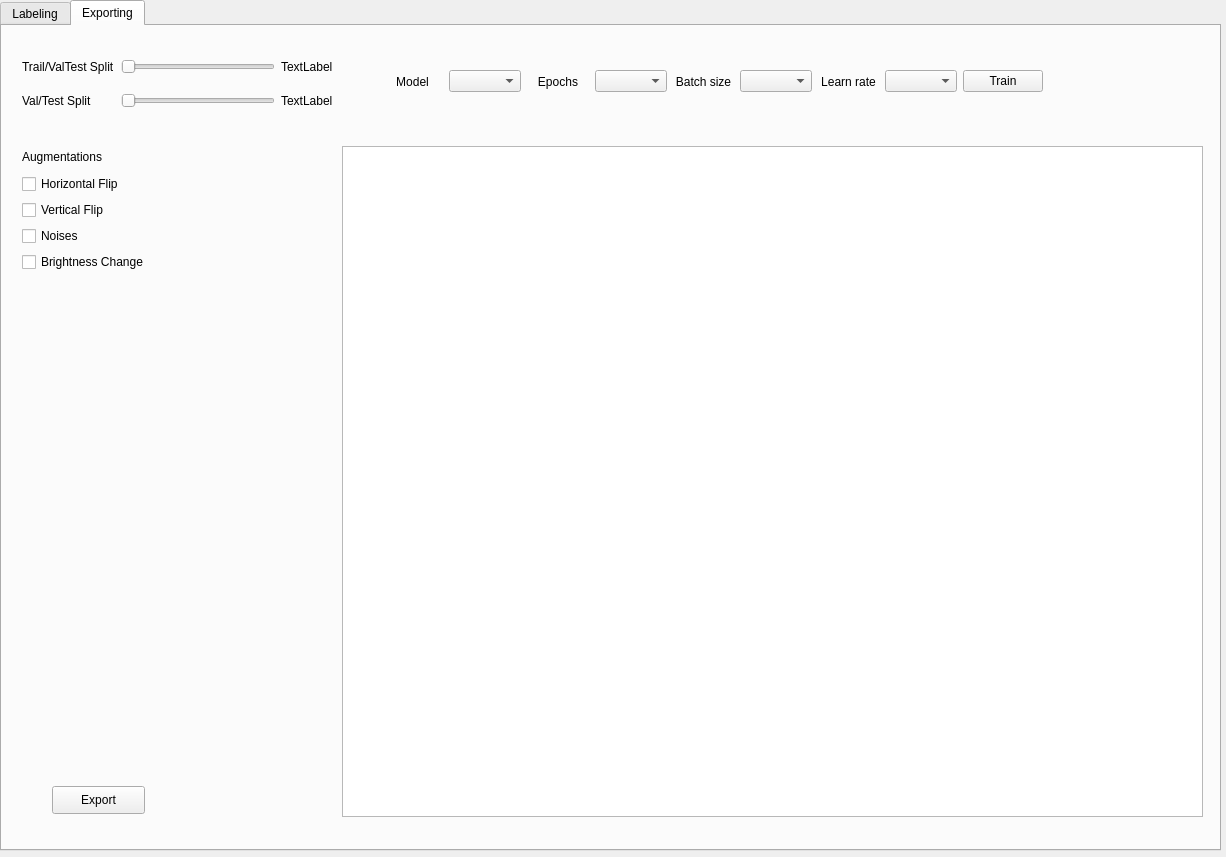
amorphousmd/Image_Labeler_PyQT5, file GUIDesign.ui: the form before one commit.
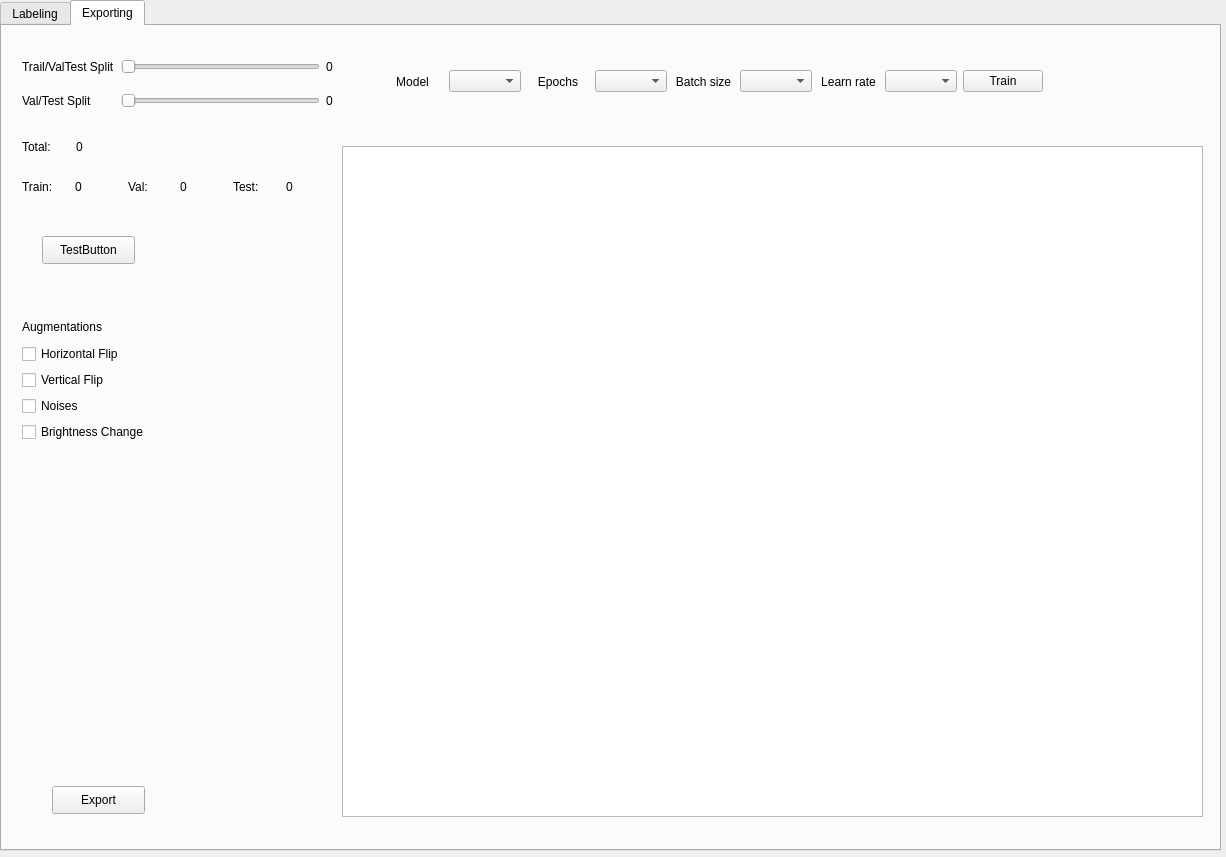
The form after the commit.

Patch:
```diff
--- a/GUIDesign.ui
+++ b/GUIDesign.ui
@@ -178,14 +178,20 @@
        </widget>
       </item>
       <item row="1" column="1">
-       <widget class="QSlider" name="horizontalSlider_2">
+       <widget class="QSlider" name="vt_slider">
+        <property name="maximum">
+         <number>100</number>
+        </property>
         <property name="orientation">
          <enum>Qt::Horizontal</enum>
         </property>
        </widget>
       </item>
       <item row="0" column="1">
-       <widget class="QSlider" name="horizontalSlider">
+       <widget class="QSlider" name="tvt_slider">
+        <property name="maximum">
+         <number>100</number>
+        </property>
         <property name="orientation">
          <enum>Qt::Horizontal</enum>
         </property>
@@ -199,16 +205,16 @@
        </widget>
       </item>
       <item row="1" column="2">
-       <widget class="QLabel" name="label_5">
+       <widget class="QLabel" name="vt_label">
         <property name="text">
-         <string>TextLabel</string>
+         <string>0</string>
         </property>
        </widget>
       </item>
       <item row="0" column="2">
        <widget class="QLabel" name="label_6">
         <property name="text">
-         <string>TextLabel</string>
+         <string>0</string>
         </property>
        </widget>
       </item>
@@ -218,7 +224,7 @@
      <property name="geometry">
       <rect>
        <x>20</x>
-       <y>120</y>
+       <y>290</y>
        <width>160</width>
        <height>126</height>
       </rect>
@@ -355,6 +361,99 @@
       <string>Export</string>
      </property>
     </widget>
+    <widget class="QWidget" name="horizontalLayoutWidget_4">
+     <property name="geometry">
+      <rect>
+       <x>20</x>
+       <y>140</y>
+       <width>311</width>
+       <height>41</height>
+      </rect>
+     </property>
+     <layout class="QHBoxLayout" name="horizontalLayout_4">
+      <item>
+       <widget class="QLabel" name="label_4">
+        <property name="text">
+         <string>Train:</string>
+        </property>
+       </widget>
+      </item>
+      <item>
+       <widget class="QLabel" name="train_imgs_label">
+        <property name="text">
+         <string>0</string>
+        </property>
+       </widget>
+      </item>
+      <item>
+       <widget class="QLabel" name="label_5">
+        <property name="text">
+         <string>Val:</string>
+        </property>
+       </widget>
+      </item>
+      <item>
+       <widget class="QLabel" name="val_imgs_label">
+        <property name="text">
+         <string>0</string>
+        </property>
+       </widget>
+      </item>
+      <item>
+       <widget class="QLabel" name="label_12">
+        <property name="text">
+         <string>Test:</string>
+        </property>
+       </widget>
+      </item>
+      <item>
+       <widget class="QLabel" name="test_imgs_label">
+        <property name="text">
+         <string>0</string>
+        </property>
+       </widget>
+      </item>
+     </layout>
+    </widget>
+    <widget class="QWidget" name="horizontalLayoutWidget_5">
+     <property name="geometry">
+      <rect>
+       <x>20</x>
+       <y>100</y>
+       <width>101</width>
+       <height>41</height>
+      </rect>
+     </property>
+     <layout class="QHBoxLayout" name="horizontalLayout_5">
+      <item>
+       <widget class="QLabel" name="label_15">
+        <property name="text">
+         <string>Total:</string>
+        </property>
+       </widget>
+      </item>
+      <item>
+       <widget class="QLabel" name="total_imgs_label">
+        <property name="text">
+         <string>0</string>
+        </property>
+       </widget>
+      </item>
+     </layout>
+    </widget>
+    <widget class="QPushButton" name="test_button">
+     <property name="geometry">
+      <rect>
+       <x>40</x>
+       <y>210</y>
+       <width>93</width>
+       <height>28</height>
+      </rect>
+     </property>
+     <property name="text">
+      <string>TestButton</string>
+     </property>
+    </widget>
    </widget>
   </widget>
  </widget>
```
Left out of the diff: 2 changed lines with no effect on the pictures.
